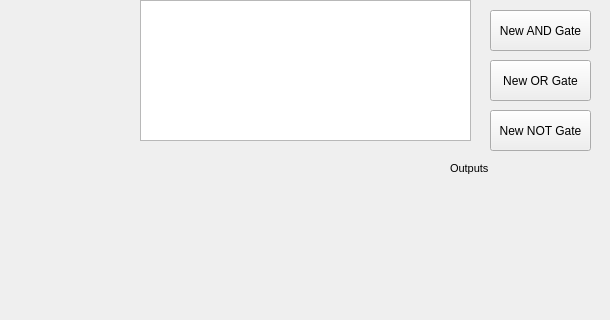
Old version of the form assignment9/mainwindow.ui in the repository UofU-CS3505/cs3505-assignment9-Figodes; both pictures show x 390 to 1000 and y 0 to 320 of the 1000 by 800 pixel window.
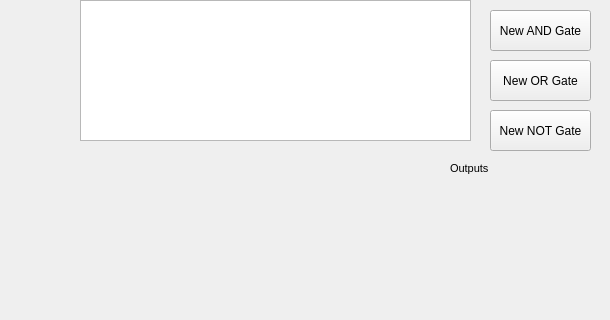
New version of the form.

Commit message: added correct amount of headers for table

Patch:
```diff
--- a/assignment9/mainwindow.ui
+++ b/assignment9/mainwindow.ui
@@ -170,9 +170,9 @@
    <widget class="QTableWidget" name="tableWidget">
     <property name="geometry">
      <rect>
-      <x>530</x>
+      <x>470</x>
       <y>0</y>
-      <width>331</width>
+      <width>391</width>
       <height>141</height>
      </rect>
     </property>
```
The commit also changes 1 other file.
